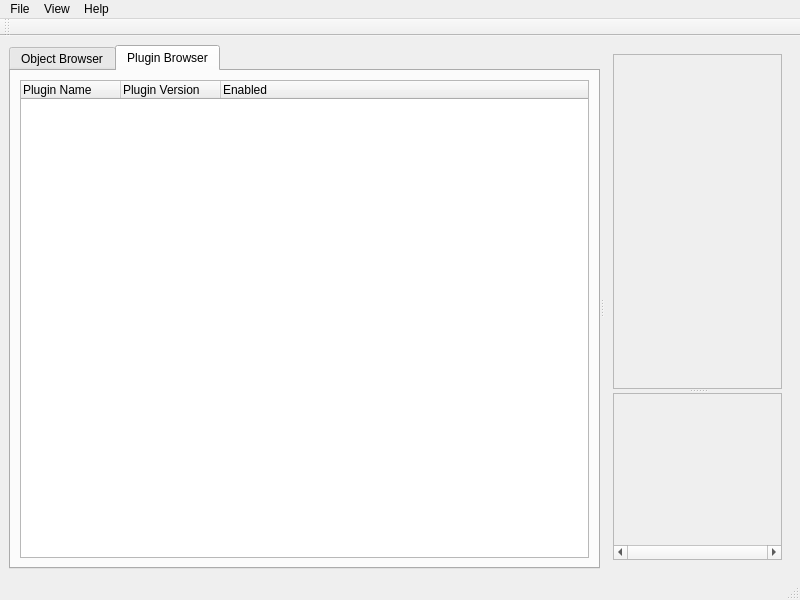
Old version of the form rtUI/rtMainWindow.ui in the repository pengwg/vurtigo.
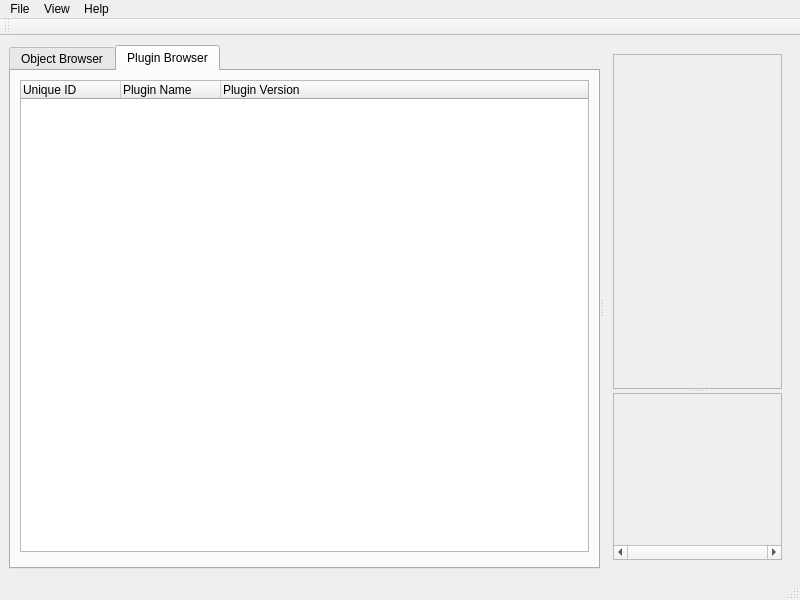
New version of the form. The open tabs and pages were chosen to show the change.

```diff
--- a/rtUI/rtMainWindow.ui
+++ b/rtUI/rtMainWindow.ui
@@ -67,6 +67,11 @@
         <layout class="QVBoxLayout" name="verticalLayout_2">
          <item>
           <widget class="QTreeWidget" name="pluginTree">
+           <column>
+            <property name="text">
+             <string>Unique ID</string>
+            </property>
+           </column>
            <column>
             <property name="text">
              <string>Plugin Name</string>
@@ -77,11 +82,16 @@
              <string>Plugin Version</string>
             </property>
            </column>
-           <column>
-            <property name="text">
-             <string>Enabled</string>
-            </property>
-           </column>
+          </widget>
+         </item>
+         <item>
+          <widget class="QFrame" name="pluginBrowseFrame">
+           <property name="frameShape">
+            <enum>QFrame::StyledPanel</enum>
+           </property>
+           <property name="frameShadow">
+            <enum>QFrame::Raised</enum>
+           </property>
           </widget>
          </item>
         </layout>
```
Left out of the diff: 2 changed lines with no effect on the pictures.
